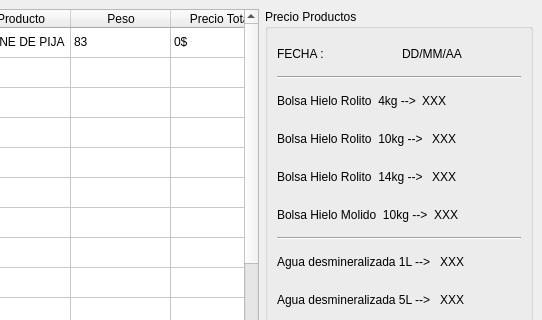
Qt form QT_Sistema_San_Cayetano/mainwindow.ui (GaspyGJ/SistemaGestion_SanCayetano) before a commit; both pictures show x 353 to 895 and y 0 to 320 of the 895 by 682 pixel window.
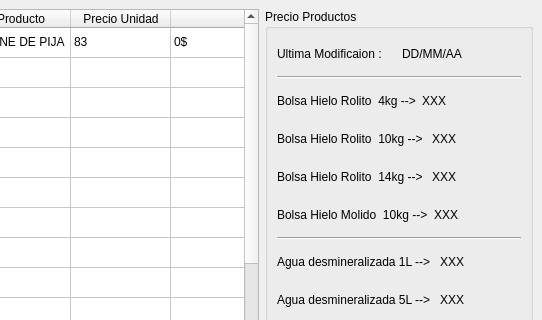
The same form after that commit.

```diff
--- a/QT_Sistema_San_Cayetano/mainwindow.ui
+++ b/QT_Sistema_San_Cayetano/mainwindow.ui
@@ -406,12 +406,12 @@
       </column>
       <column>
        <property name="text">
-        <string>Peso</string>
+        <string>Precio Unidad</string>
        </property>
       </column>
       <column>
        <property name="text">
-        <string>Precio Total</string>
+        <string> </string>
        </property>
       </column>
       <item row="0" column="0">
@@ -453,7 +453,7 @@
          <item>
           <widget class="QLabel" name="label_4">
            <property name="text">
-            <string>FECHA :</string>
+            <string>Ultima Modificaion :</string>
            </property>
           </widget>
          </item>
```
